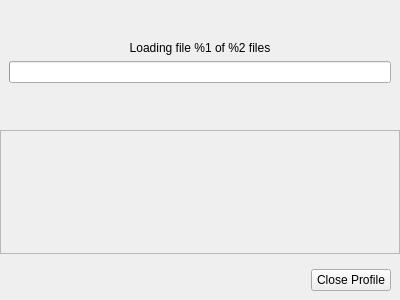
Above: ProfileInterface.ui from SyDevTeam/gta5view before the change. Below: the same form after it.
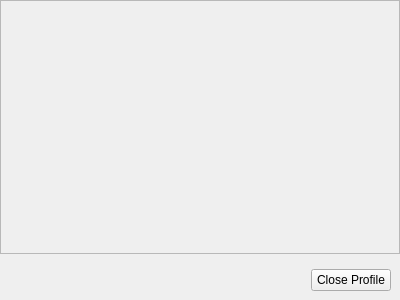
That is the form after the change. The open tabs and pages were chosen to show the change.

Commit message: ProfileInterface is now build with StackedWidgets

What changed in the file:
```diff
--- a/ProfileInterface.ui
+++ b/ProfileInterface.ui
@@ -27,25 +27,14 @@
     <number>0</number>
    </property>
    <item>
-    <widget class="QFrame" name="frmLoading">
-     <property name="frameShape">
-      <enum>QFrame::NoFrame</enum>
-     </property>
-     <property name="frameShadow">
-      <enum>QFrame::Plain</enum>
-     </property>
-     <property name="lineWidth">
+    <widget class="QStackedWidget" name="swProfile">
+     <property name="currentIndex">
       <number>0</number>
      </property>
-     <layout class="QVBoxLayout" name="vlLoading">
-      <property name="topMargin">
-       <number>0</number>
-      </property>
-      <property name="bottomMargin">
-       <number>0</number>
-      </property>
+     <widget class="QWidget" name="pageLoading">
+      <layout class="QVBoxLayout" name="vlLoadingPage">
       <item>
-       <spacer name="vsLoading2">
+        <spacer name="vsLoading1">
         <property name="orientation">
          <enum>Qt::Vertical</enum>
         </property>
@@ -78,7 +67,7 @@
        </widget>
       </item>
       <item>
-       <spacer name="vsLoading1">
+        <spacer name="vsLoading2">
         <property name="orientation">
          <enum>Qt::Vertical</enum>
         </property>
@@ -92,7 +81,20 @@
       </item>
      </layout>
     </widget>
-   </item>
+     <widget class="QWidget" name="pageProfile">
+      <layout class="QVBoxLayout" name="vlProfilePage">
+       <property name="leftMargin">
+        <number>0</number>
+       </property>
+       <property name="topMargin">
+        <number>0</number>
+       </property>
+       <property name="rightMargin">
+        <number>0</number>
+       </property>
+       <property name="bottomMargin">
+        <number>0</number>
+       </property>
    <item>
     <widget class="QScrollArea" name="saProfile">
      <property name="widgetResizable">
@@ -104,7 +106,7 @@
         <x>0</x>
         <y>0</y>
         <width>398</width>
-        <height>121</height>
+            <height>251</height>
        </rect>
       </property>
       <layout class="QVBoxLayout" name="vlProfile">
@@ -132,6 +134,10 @@
           <layout class="QVBoxLayout" name="vlSnapmatic"/>
          </item>
         </layout>
+           </item>
+          </layout>
+         </widget>
+        </widget>
        </item>
       </layout>
      </widget>
```
Lines whose indentation alone changed are shown as unchanged. The commit also changes 1 other file.
